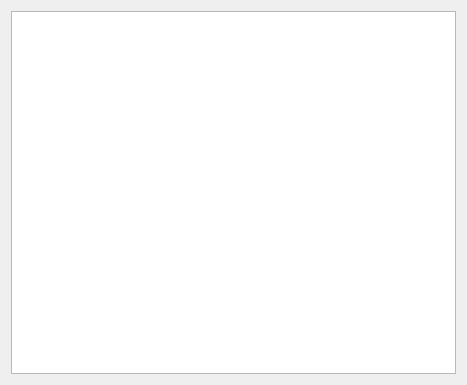
First picture: the form in src/imageinfowidget.ui, repository keshavbhatt/PixelFx, before the edit.
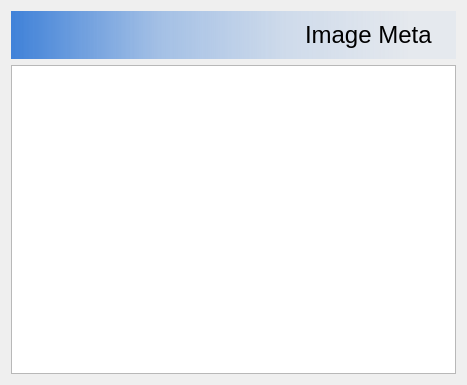
Second picture: the form after the edit. Icons and pictures are not drawn.

The edit to the form file:
```diff
--- a/src/imageinfowidget.ui
+++ b/src/imageinfowidget.ui
@@ -14,6 +14,58 @@
    <string>Form</string>
   </property>
   <layout class="QVBoxLayout" name="verticalLayout">
+   <item>
+    <widget class="QWidget" name="headerWidget" native="true">
+     <property name="sizePolicy">
+      <sizepolicy hsizetype="Preferred" vsizetype="Maximum">
+       <horstretch>0</horstretch>
+       <verstretch>0</verstretch>
+      </sizepolicy>
+     </property>
+     <property name="styleSheet">
+      <string notr="true">background-color: qlineargradient(spread:reflect, x1:0, y1:1, x2:1, y2:1, stop:0 rgba(63, 129, 216, 255), stop:0.328358 rgba(63, 129, 216, 111), stop:0.61194 rgba(63, 129, 216, 48), stop:0.895522 rgba(63, 129, 216, 15));
+</string>
+     </property>
+     <layout class="QHBoxLayout" name="horizontalLayout">
+      <item>
+       <widget class="QLabel" name="label_2">
+        <property name="styleSheet">
+         <string notr="true">background:transparent;
+padding: 8px 0px 8px 8px;</string>
+        </property>
+        <property name="text">
+         <string/>
+        </property>
+        <property name="pixmap">
+         <pixmap resource="icons.qrc">:/icons/information-fill.png</pixmap>
+        </property>
+       </widget>
+      </item>
+      <item>
+       <widget class="QLabel" name="label">
+        <property name="sizePolicy">
+         <sizepolicy hsizetype="Maximum" vsizetype="Preferred">
+          <horstretch>0</horstretch>
+          <verstretch>0</verstretch>
+         </sizepolicy>
+        </property>
+        <property name="font">
+         <font>
+          <pointsize>18</pointsize>
+         </font>
+        </property>
+        <property name="styleSheet">
+         <string notr="true">padding: 0px 8px 0px 8px;
+background:transparent;</string>
+        </property>
+        <property name="text">
+         <string>Image Meta</string>
+        </property>
+       </widget>
+      </item>
+     </layout>
+    </widget>
+   </item>
    <item>
     <widget class="QListWidget" name="exifMetaList"/>
    </item>
```
Left out of the diff: 4 changed lines with no effect on the pictures.
